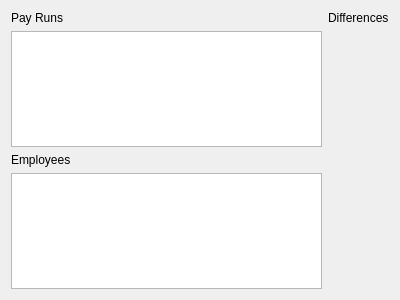
This is views/payrun_widget.ui in Davincier/payrun as Qt 5 draws it before an edit. The edited form follows.
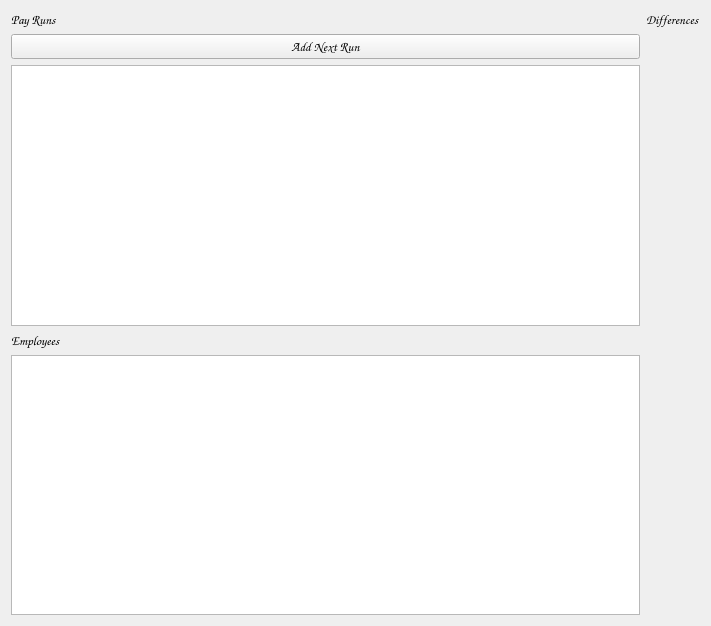
This is the edited form. Icons and pictures are not drawn.

```diff
--- a/views/payrun_widget.ui
+++ b/views/payrun_widget.ui
@@ -6,8 +6,8 @@
    <rect>
     <x>0</x>
     <y>0</y>
-    <width>400</width>
-    <height>300</height>
+    <width>711</width>
+    <height>626</height>
    </rect>
   </property>
   <property name="sizePolicy">
@@ -25,31 +25,84 @@
   <property name="windowTitle">
    <string>allocat: payruns</string>
   </property>
+  <property name="windowIcon">
+   <iconset>
+    <normaloff>../images/greencat.png</normaloff>../images/greencat.png</iconset>
+  </property>
+  <property name="autoFillBackground">
+   <bool>false</bool>
+  </property>
   <layout class="QGridLayout" name="gridLayout">
    <item row="0" column="0">
     <layout class="QGridLayout" name="payrunGrid">
-     <item row="0" column="0">
-      <widget class="QLabel" name="label">
-       <property name="text">
-        <string>Pay Runs</string>
-       </property>
-      </widget>
-     </item>
      <item row="3" column="0">
-      <widget class="QListWidget" name="employeeList"/>
-     </item>
-     <item row="2" column="0">
       <widget class="QLabel" name="label_2">
+       <property name="font">
+        <font>
+         <family>Comic Sans MS</family>
+         <pointsize>10</pointsize>
+         <weight>75</weight>
+         <bold>true</bold>
+        </font>
+       </property>
        <property name="text">
         <string>Employees</string>
        </property>
       </widget>
      </item>
+     <item row="2" column="0">
+      <widget class="QListWidget" name="payrunList">
+       <property name="sizePolicy">
+        <sizepolicy hsizetype="Expanding" vsizetype="Expanding">
+         <horstretch>0</horstretch>
+         <verstretch>0</verstretch>
+        </sizepolicy>
+       </property>
+      </widget>
+     </item>
+     <item row="4" column="0">
+      <widget class="QListWidget" name="employeeList"/>
+     </item>
+     <item row="0" column="0">
+      <widget class="QLabel" name="label">
+       <property name="font">
+        <font>
+         <family>Comic Sans MS</family>
+         <pointsize>10</pointsize>
+         <weight>75</weight>
+         <bold>true</bold>
+        </font>
+       </property>
+       <property name="text">
+        <string>Pay Runs</string>
+       </property>
+      </widget>
+     </item>
      <item row="1" column="0">
-      <widget class="QListWidget" name="payrunList"/>
+      <widget class="QPushButton" name="addRunButton">
+       <property name="font">
+        <font>
+         <family>Comic Sans MS</family>
+         <pointsize>10</pointsize>
+         <weight>75</weight>
+         <bold>true</bold>
+        </font>
+       </property>
+       <property name="text">
+        <string>Add Next Run</string>
+       </property>
+      </widget>
      </item>
      <item row="0" column="1">
       <widget class="QLabel" name="label_3">
+       <property name="font">
+        <font>
+         <family>Comic Sans MS</family>
+         <pointsize>10</pointsize>
+         <weight>75</weight>
+         <bold>true</bold>
+        </font>
+       </property>
        <property name="text">
         <string>Differences</string>
        </property>
```
